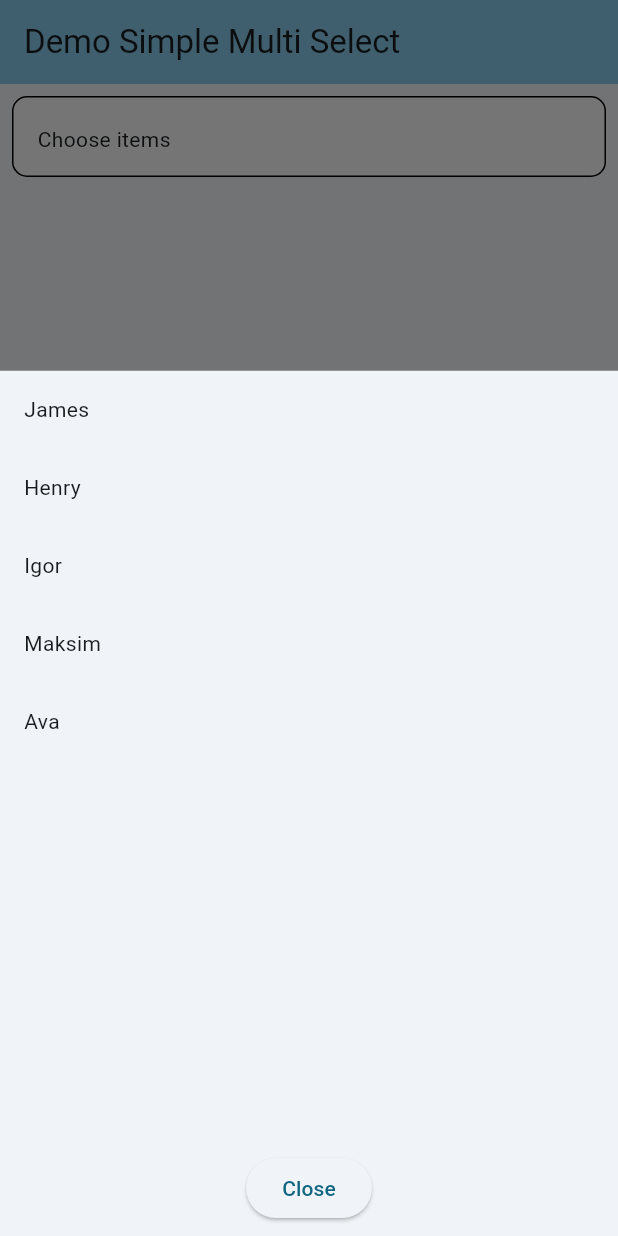
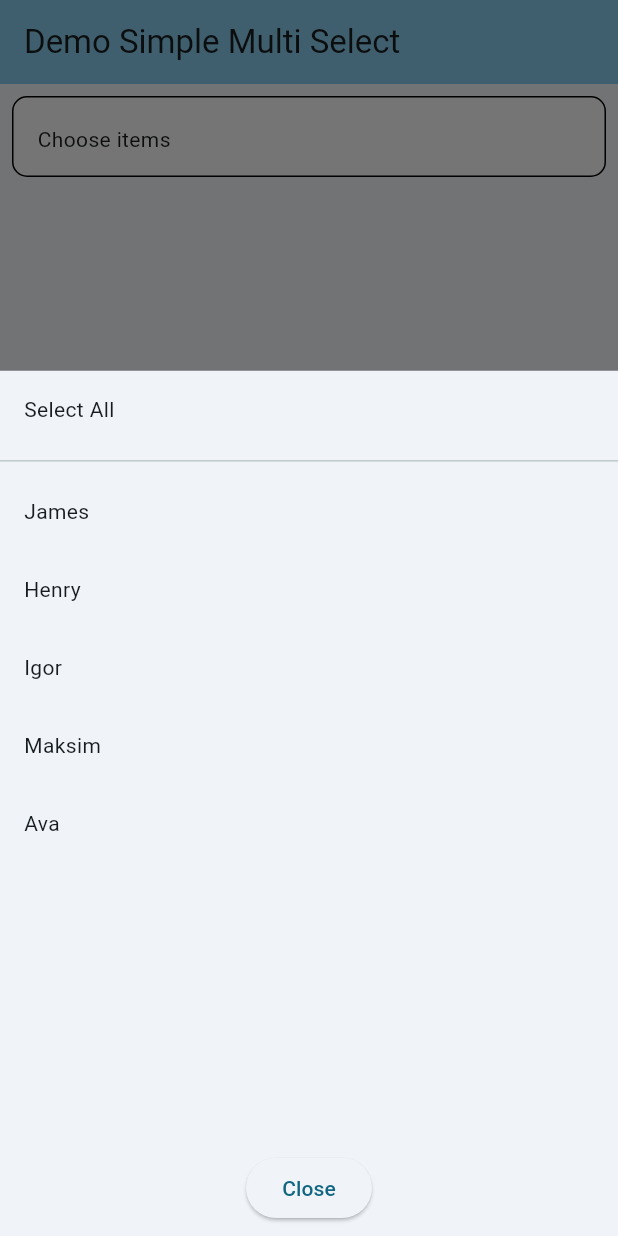
Before and after one commit to icas711/simple_multiselect, a Flutter app: the screen it shows after launch, after a tap on "Choose items", on a phone screen of 412 x 824 dp. Run offline on Flutter 3.47's test engine with Material 3 defaults, Android fonts, the phone set to English and light mode, and no system bars.

Commit message:
- added feature to use CheckBox - added feature to select all

```diff
--- a/example/lib/main.dart
+++ b/example/lib/main.dart
@@ -51,8 +51,10 @@ class MyHomePage extends StatelessWidget {
             labelBackgroundColor: Colors.lightGreen.shade300,
             labelStyle: const TextStyle(fontWeight: FontWeight.bold),
             dataSource: users,
-            onChange: (value) => print(value),
+            onChange: (value) => print('Result: $value'),
             closeButtonText: 'Close',
+            selectAllTitle: 'Select All',
+           // checkBox: true,
           ),
         ),
       ),
--- a/lib/src/multiselect_dialog.dart
+++ b/lib/src/multiselect_dialog.dart
@@ -4,24 +4,27 @@ import 'package:provider/provider.dart';
 import 'selector_provider.dart';
 
 class MultiSelectDialog<T extends Object> extends StatelessWidget {
-  final List<T>? items;
+  final List<T> items;
   final List<T>? initialSelectedValues;
   final Widget? title;
   final TextStyle labelStyle;
   final Color? inactiveColor;
   final Color? activeColor;
   final String? closeButtonText;
+  final String? selectAllTitle;
+  final bool checkBox;
 
   const MultiSelectDialog({
     super.key,
-
-    this.items,
+    required this.items,
     this.initialSelectedValues,
     this.title,
     this.labelStyle = const TextStyle(),
     this.activeColor,
     this.inactiveColor,
     this.closeButtonText,
+    this.selectAllTitle,
+    this.checkBox = false,
   });
 
   @override
@@ -29,8 +32,60 @@ class MultiSelectDialog<T extends Object> extends StatelessWidget {
     return Consumer<SelectorProvider>(
       builder: (context, provider, _) {
         final selectedValues = provider.selectedItems;
-        final listItems =
-            items!.map((item) {
+        final List<Widget> listItems = [];
+        if (selectAllTitle != null) {
+          bool checked = true;
+          for (var item in items) {
+            if (!selectedValues.contains(item)) {
+              checked = false;
+              break;
+            }
+          }
+          listItems.add(LayoutBuilder(
+            builder: (context, constraints) {
+              return InkWell(
+                onTap: () {
+                  if (checked) {
+                    provider.clear();
+                  } else {
+                    provider.addAll(items);
+                  }
+                },
+                child: checkBox
+                    ? Row(
+                        children: [
+                          Checkbox(
+                              value: checked,
+                              onChanged: (value) {
+                                if (checked) {
+                                  provider.clear();
+                                } else {
+                                  provider.addAll(items);
+                                }
+                              }),
+                          Padding(
+                            padding: const EdgeInsets.all(8.0),
+                            child: Text(selectAllTitle!, style: labelStyle),
+                          ),
+                        ],
+                      )
+                    : Container(
+                        width: constraints.maxWidth,
+                        padding: const EdgeInsets.all(8),
+                        decoration: BoxDecoration(
+                          color: checked ? activeColor : inactiveColor,
+                        ),
+                        child: Padding(
+                          padding: const EdgeInsets.all(8.0),
+                          child: Text(selectAllTitle!, style: labelStyle),
+                        ),
+                      ),
+              );
+            },
+          ));
+          listItems.add(const Divider());
+        }
+        listItems.addAll(items.map((item) {
           final checked = selectedValues.contains(item);
           return LayoutBuilder(
             builder: (context, constraints) {
@@ -42,7 +97,25 @@ class MultiSelectDialog<T extends Object> extends StatelessWidget {
                     provider.add(item);
                   }
                 },
-                    child: Container(
+                child: checkBox
+                    ? Row(
+                  children: [
+                    Checkbox(
+                        value: checked,
+                        onChanged: (value) {
+                          if (checked) {
+                            provider.remove(item);
+                          } else {
+                            provider.add(item);
+                          }
+                        }),
+                    Padding(
+                      padding: const EdgeInsets.all(8.0),
+                      child: Text(item.toString(), style: labelStyle),
+                    ),
+                  ],
+                )
+                    :Container(
                   width: constraints.maxWidth,
                   padding: const EdgeInsets.all(8),
                   decoration: BoxDecoration(
@@ -56,7 +129,7 @@ class MultiSelectDialog<T extends Object> extends StatelessWidget {
               );
             },
           );
-            }).toList();
+        }).toList());
 
         return Column(
           children: [
--- a/lib/src/simple_multiselect.dart
+++ b/lib/src/simple_multiselect.dart
@@ -22,6 +22,8 @@ class SimpleMultiselect<T extends Object> extends StatelessWidget {
     this.activeColor = const Color(0xFFCCCCCC),
     this.inactiveColor = Colors.transparent,
     this.closeButtonText,
+    this.selectAllTitle,
+    this.checkBox=false,
     required this.onChange,
   });
 
@@ -36,7 +38,7 @@ class SimpleMultiselect<T extends Object> extends StatelessWidget {
   ///String toString() {
   ///     return title;
   ///   }
-  final List<T>? dataSource;
+  final List<T> dataSource;
 
   ///Label background color
   final Color? labelBackgroundColor;
@@ -71,10 +73,24 @@ class SimpleMultiselect<T extends Object> extends StatelessWidget {
 
   final String? closeButtonText;
 
-  final void Function(List<Object>) onChange;
+  ///Return selected list
+  final void Function(List<T>) onChange;
+
+  ///Select all elements
+  ///Input [String] title
+  ///if title is not null, list has a item "Select All"
+  ///When press modal window close and
+  ///return empty list or full [dataSourse]
+
+  final String? selectAllTitle;
+
+  ///Default - false
+  ///Without checkBox
+  final bool checkBox;
+
   @override
   Widget build(BuildContext context) {
-    final SelectorProvider selectorProvider = SelectorProvider(onChange);
+    final SelectorProvider<T> selectorProvider = SelectorProvider(onChange);
     return ChangeNotifierProvider<SelectorProvider>.value(
       value: selectorProvider,
       child: InkWell(
@@ -98,6 +114,8 @@ class SimpleMultiselect<T extends Object> extends StatelessWidget {
                     activeColor: activeColor,
                     inactiveColor: inactiveColor,
                     closeButtonText: closeButtonText,
+                    selectAllTitle: selectAllTitle,
+                    checkBox: checkBox,
                   ),
                 ),
               );
@@ -108,13 +126,13 @@ class SimpleMultiselect<T extends Object> extends StatelessWidget {
           decoration: const InputDecoration(
             border: InputBorder.none,
           ),
-          child: Consumer<SelectorProvider>(builder: (context, items, _) {
+          child: Consumer<SelectorProvider>(builder: (context, provider, _) {
             return SingleChildScrollView(
-              child: items.selectedItems.isNotEmpty
+              child: provider.selectedItems.isNotEmpty
                   ? Wrap(
                       spacing: 28.0,
                       runSpacing: 8.0,
-                      children: items.selectedItems
+                      children: provider.selectedItems
                           .map(
                             (e) => Container(
                               decoration: BoxDecoration(
@@ -135,7 +153,7 @@ class SimpleMultiselect<T extends Object> extends StatelessWidget {
                                   const SizedBox(width: 8),
                                   IconButton(
                                     onPressed: () {
-                                      items.remove(e);
+                                      provider.remove(e);
                                     },
                                     icon: const Icon(CupertinoIcons.clear),
                                   ),
--- a/pubspec.yaml
+++ b/pubspec.yaml
@@ -1,6 +1,6 @@
 name: simple_multiselect
-description: "A Flutter package for simple creating multi select widgets."
-version: 0.0.1
+description: "A Flutter package for simple creating multi select widgets. The field refresh real-time on tap the list element."
+version: 0.1.0
 repository: https://github.com/icas711/simple_multiselect
 
 environment:
```
Also changed, not shown: lib/src/selector_provider.dart (+14 -0 lines), 2 other files. Lines whose indentation alone changed are shown as unchanged.
